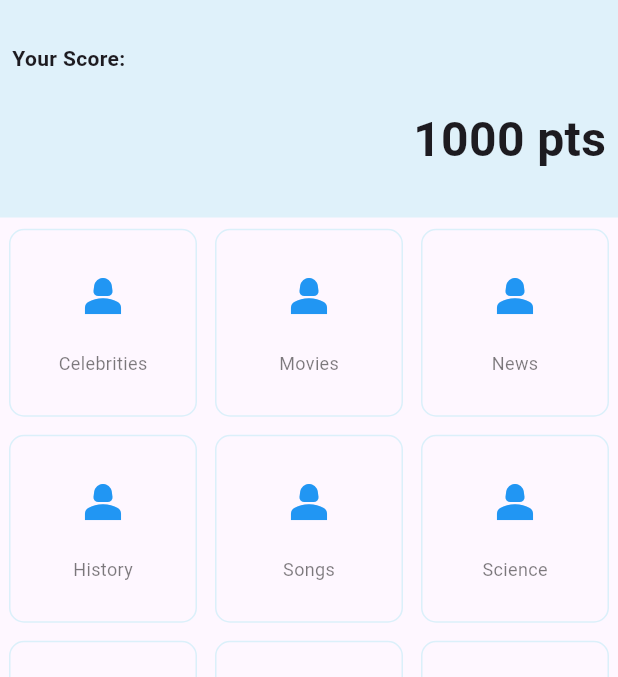
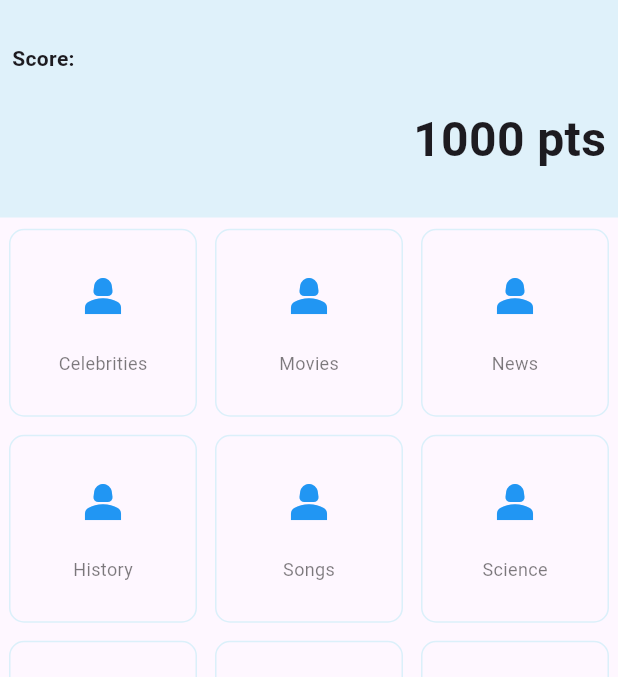
Before and after one commit to cardosotv/app_quiz, a Flutter app: the screen it shows after launch, on a phone screen of 412 x 824 dp, the part 84-761 px from its top. Run offline on Flutter 3.47's test engine with Material 3 defaults, Android fonts, the phone set to English and light mode, and no system bars.

Commit message:
title score

```diff
--- a/lib/features/home/view/pages/home.dart
+++ b/lib/features/home/view/pages/home.dart
@@ -37,7 +37,7 @@ class _HomeState extends State<Home> {
           Row(
             mainAxisAlignment: MainAxisAlignment.spaceAround,
             children: [
-              userScore("Your Score: ", loggedUser, myWidht: maxWidth),
+              userScore("Score: ", loggedUser, myWidht: maxWidth),
             ],
           ),
           // Row(
```
